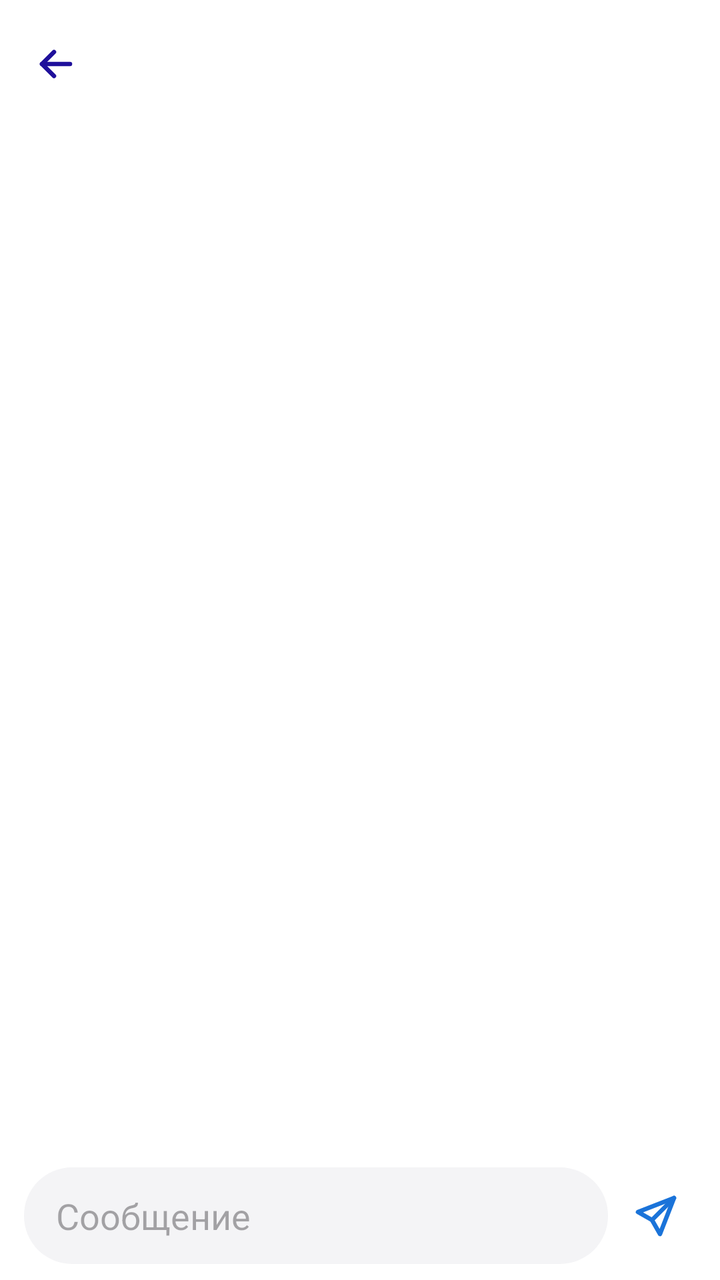
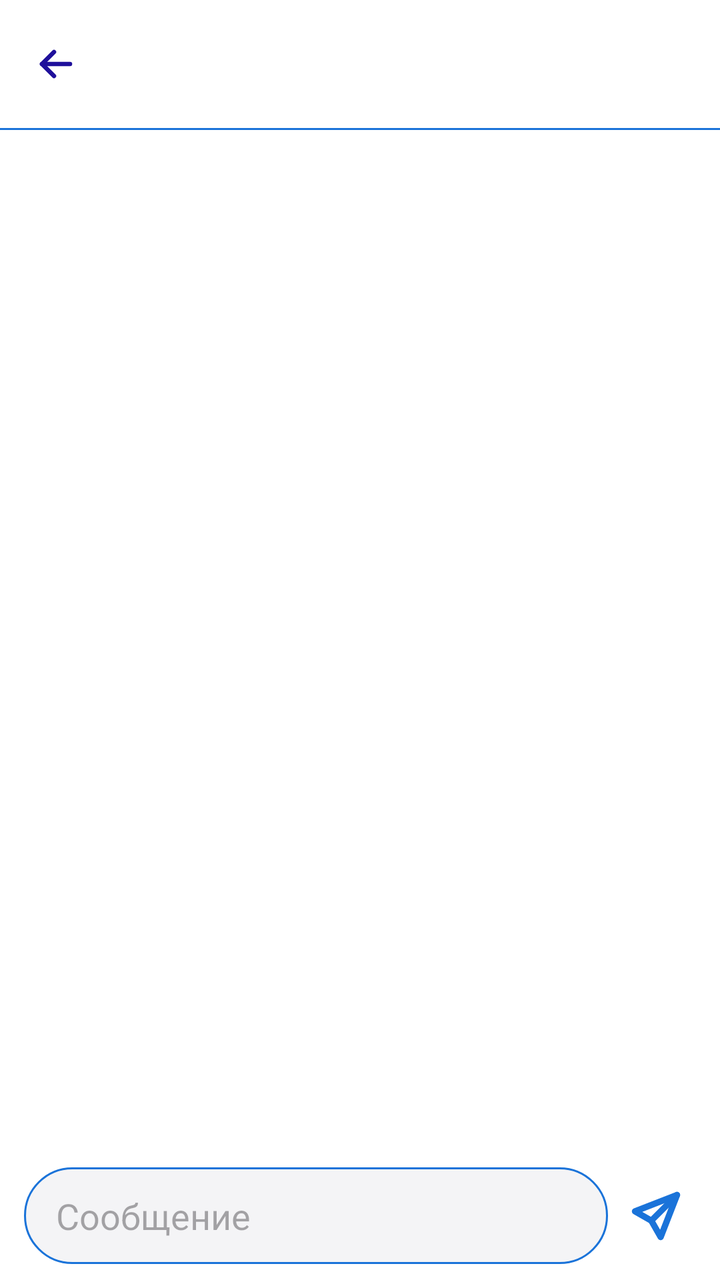

The first picture is an Android layout as it rendered before a commit; the second is the same layout after the commit. The layout source and the unified diff follow.
<!-- AndroidManifest.xml: application theme Theme.Prisma -->
<!-- res/layout/activity_chat.xml -->
<?xml version="1.0" encoding="utf-8"?>
<androidx.constraintlayout.widget.ConstraintLayout xmlns:android="http://schemas.android.com/apk/res/android"
    xmlns:app="http://schemas.android.com/apk/res-auto"
    xmlns:tools="http://schemas.android.com/tools"
    android:id="@+id/main"
    android:layout_width="match_parent"
    android:layout_height="match_parent"
    tools:context=".ChatActivity">

    <com.google.android.material.appbar.MaterialToolbar
        android:id="@+id/mt_chatD_toolbar"
        android:layout_width="match_parent"
        android:layout_height="?attr/actionBarSize"
        app:layout_constraintStart_toStartOf="parent"
        app:layout_constraintTop_toTopOf="parent"
        app:layout_constraintEnd_toEndOf="parent"
        app:navigationIcon="@drawable/ic_arrow_back"
        app:navigationIconTint="@color/background_text"
        app:titleTextColor="@color/background_text" />

    <androidx.recyclerview.widget.RecyclerView
        android:id="@+id/rv_chat_viewMessages"
        android:layout_width="0dp"
        android:layout_height="0dp"
        android:clipToPadding="false"
        android:paddingTop="8dp"
        android:paddingBottom="8dp"
        app:layoutManager="androidx.recyclerview.widget.LinearLayoutManager"
        app:stackFromEnd="true"
        app:layout_constraintTop_toBottomOf="@id/mt_chatD_toolbar"
        app:layout_constraintBottom_toTopOf="@id/et_chat_enterMessage"
        app:layout_constraintStart_toStartOf="parent"
        app:layout_constraintEnd_toEndOf="parent" />

    <EditText
        android:id="@+id/et_chat_enterMessage"
        android:layout_width="0dp"
        android:layout_height="wrap_content"
        android:layout_marginStart="12dp"
        android:layout_marginBottom="8dp"
        android:background="@drawable/bg_message_input"
        android:hint="Сообщение"
        android:inputType="textMultiLine|textCapSentences"
        android:textCursorDrawable="@color/primary"
        android:maxLines="4"
        android:minHeight="48dp"
        android:paddingVertical="12dp"
        android:paddingHorizontal="16dp"
        android:textColor="@color/background_text"
        android:maxLength="2048"
        app:layout_constraintBottom_toBottomOf="parent"
        app:layout_constraintStart_toStartOf="parent"
        app:layout_constraintEnd_toStartOf="@id/btn_chat_sendMessage" />

    <ImageButton
        android:id="@+id/btn_chat_sendMessage"
        android:layout_width="48dp"
        android:layout_height="48dp"
        android:layout_marginEnd="8dp"
        android:layout_marginBottom="8dp"
        android:background="?attr/selectableItemBackgroundBorderless"
        android:contentDescription="Отправить"
        android:src="@drawable/ic_send"
        app:tint="@color/primary"
        app:layout_constraintBottom_toBottomOf="parent"
        app:layout_constraintEnd_toEndOf="parent" />

</androidx.constraintlayout.widget.ConstraintLayout>
<!-- resources referenced by this layout -->
<resources>
  <color name="background_text">#1F109B</color>
  <color name="primary">#1A73D9</color>
  <!-- drawable bg_message_input (drawable) -->
  <?xml version="1.0" encoding="utf-8"?>
  <shape xmlns:android="http://schemas.android.com/apk/res/android">
      <solid android:color="@color/surface" />
      <corners android:radius="24dp" />
  </shape>
  <!-- drawable ic_arrow_back (drawable) -->
  <vector xmlns:android="http://schemas.android.com/apk/res/android"
      android:width="24dp"
      android:height="24dp"
      android:viewportWidth="24"
      android:viewportHeight="24">
    <path
        android:pathData="M19,12H5"
        android:strokeLineJoin="round"
        android:strokeWidth="2.2"
        android:fillColor="#00000000"
        android:strokeColor="#000000"
        android:strokeLineCap="round"/>
    <path
        android:pathData="M11,6l-6,6 6,6"
        android:strokeLineJoin="round"
        android:strokeWidth="2.2"
        android:fillColor="#00000000"
        android:strokeColor="#000000"
        android:strokeLineCap="round"/>
  </vector>
  <!-- drawable ic_send (drawable) -->
  <vector xmlns:android="http://schemas.android.com/apk/res/android"
      android:width="24dp"
      android:height="24dp"
      android:viewportWidth="24"
      android:viewportHeight="24">
    <path
        android:pathData="M21,3L10,14"
        android:strokeLineJoin="round"
        android:strokeWidth="2.2"
        android:fillColor="#00000000"
        android:strokeColor="#000000"
        android:strokeLineCap="round"/>
    <path
        android:pathData="M21,3l-7,18 -4,-7 -7,-4z"
        android:strokeLineJoin="round"
        android:strokeWidth="2.2"
        android:fillColor="#00000000"
        android:strokeColor="#000000"
        android:strokeLineCap="round"/>
  </vector>
  <style name="Theme.Prisma" parent="Base.Theme.Prisma" />
  <color name="surface">#F4F4F6</color>
  <style name="Base.Theme.Prisma" parent="Theme.Material3.DayNight.NoActionBar">
          <item name="colorPrimary">@color/primary</item>
          <item name="colorOnPrimary">@color/on_primary</item>
          <item name="colorSurface">@color/surface</item>
          <item name="colorOnSurface">@color/on_background</item>
          <item name="colorOnBackground">@color/on_background</item>
          <item name="android:colorBackground">@color/background</item>
          <item name="android:windowBackground">@color/background</item>
          <item name="colorControlActivated">@color/primary</item>
      </style>
  <color name="on_primary">#FFFFFF</color>
  <color name="on_background">#1C1B1F</color>
  <color name="background">#FFFFFF</color>
</resources>

<!-- the commit's change to res/layout/activity_chat.xml (unified diff, before → after) -->
@@ -17,6 +17,14 @@
         app:navigationIcon="@drawable/ic_arrow_back"
         app:navigationIconTint="@color/background_text"
         app:titleTextColor="@color/background_text" />
+
+    <View
+        android:layout_width="match_parent"
+        android:layout_height="1dp"
+        android:background="@color/primary"
+        app:layout_constraintStart_toStartOf="parent"
+        app:layout_constraintEnd_toEndOf="parent"
+        app:layout_constraintTop_toBottomOf="@id/mt_chatD_toolbar" />
 
     <androidx.recyclerview.widget.RecyclerView
         android:id="@+id/rv_chat_viewMessages"
@@ -41,7 +49,7 @@
         android:background="@drawable/bg_message_input"
         android:hint="Сообщение"
         android:inputType="textMultiLine|textCapSentences"
-        android:textCursorDrawable="@color/primary"
+        android:textCursorDrawable="@drawable/cursor_primary"
         android:maxLines="4"
         android:minHeight="48dp"
         android:paddingVertical="12dp"
<!-- resource entries referenced after the edit -->
@@ -7,6 +7,15 @@
   <shape xmlns:android="http://schemas.android.com/apk/res/android">
       <solid android:color="@color/surface" />
       <corners android:radius="24dp" />
+      <stroke android:color="@color/primary" android:width="1dp"/>
+  </shape>
+  <!-- drawable cursor_primary (drawable) -->
+  <?xml version="1.0" encoding="utf-8"?>
+  <shape xmlns:android="http://schemas.android.com/apk/res/android"
+      android:shape="rectangle">
+      <solid android:color="@color/primary" />
+      <size android:width="3dp" />
+      <corners android:radius="4dp"/>
   </shape>
   <!-- drawable ic_arrow_back (drawable) -->
   <vector xmlns:android="http://schemas.android.com/apk/res/android"
@@ -31,24 +40,27 @@
   </vector>
   <!-- drawable ic_send (drawable) -->
   <vector xmlns:android="http://schemas.android.com/apk/res/android"
-      android:width="24dp"
-      android:height="24dp"
+      android:width="28dp"
+      android:height="28dp"
       android:viewportWidth="24"
       android:viewportHeight="24">
+  
     <path
         android:pathData="M21,3L10,14"
         android:strokeLineJoin="round"
-        android:strokeWidth="2.2"
+        android:strokeWidth="2.7"
         android:fillColor="#00000000"
         android:strokeColor="#000000"
-        android:strokeLineCap="round"/>
+        android:strokeLineCap="round" />
+  
     <path
         android:pathData="M21,3l-7,18 -4,-7 -7,-4z"
         android:strokeLineJoin="round"
-        android:strokeWidth="2.2"
+        android:strokeWidth="2.7"
         android:fillColor="#00000000"
         android:strokeColor="#000000"
-        android:strokeLineCap="round"/>
+        android:strokeLineCap="round" />
+  
   </vector>
   <style name="Theme.Prisma" parent="Base.Theme.Prisma" />
   <color name="surface">#F4F4F6</color>
